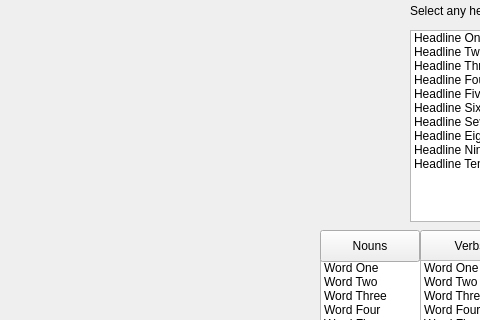
Qt form mainwindow.ui (SashaRybalkina/EducationalApp3505) before a commit; both pictures show x 140 to 620 and y 0 to 320 of the 800 by 600 pixel window.
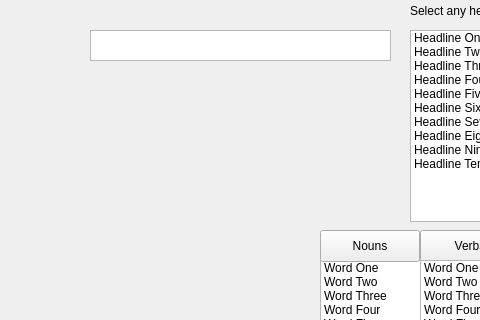
The same form after that commit.

Commit message: made headline menu more interactive

What changed in the file:
```diff
--- a/mainwindow.ui
+++ b/mainwindow.ui
@@ -319,6 +319,26 @@
      <string>Media</string>
     </property>
    </widget>
+   <widget class="QTextBrowser" name="headline">
+    <property name="geometry">
+     <rect>
+      <x>230</x>
+      <y>30</y>
+      <width>301</width>
+      <height>31</height>
+     </rect>
+    </property>
+    <property name="html">
+     <string>&lt;!DOCTYPE HTML PUBLIC &quot;-//W3C//DTD HTML 4.0//EN&quot; &quot;http://www.w3.org/TR/REC-html40/strict.dtd&quot;&gt;
+&lt;html&gt;&lt;head&gt;&lt;meta name=&quot;qrichtext&quot; content=&quot;1&quot; /&gt;&lt;meta charset=&quot;utf-8&quot; /&gt;&lt;style type=&quot;text/css&quot;&gt;
+p, li { white-space: pre-wrap; }
+hr { height: 1px; border-width: 0; }
+li.unchecked::marker { content: &quot;\2610&quot;; }
+li.checked::marker { content: &quot;\2612&quot;; }
+&lt;/style&gt;&lt;/head&gt;&lt;body style=&quot; font-family:'.AppleSystemUIFont'; font-size:13pt; font-weight:400; font-style:normal;&quot;&gt;
+&lt;p style=&quot;-qt-paragraph-type:empty; margin-top:0px; margin-bottom:0px; margin-left:0px; margin-right:0px; -qt-block-indent:0; text-indent:0px;&quot;&gt;&lt;br /&gt;&lt;/p&gt;&lt;/body&gt;&lt;/html&gt;</string>
+    </property>
+   </widget>
   </widget>
   <widget class="QMenuBar" name="menubar">
    <property name="geometry">
```
The commit also changes 2 other files.
